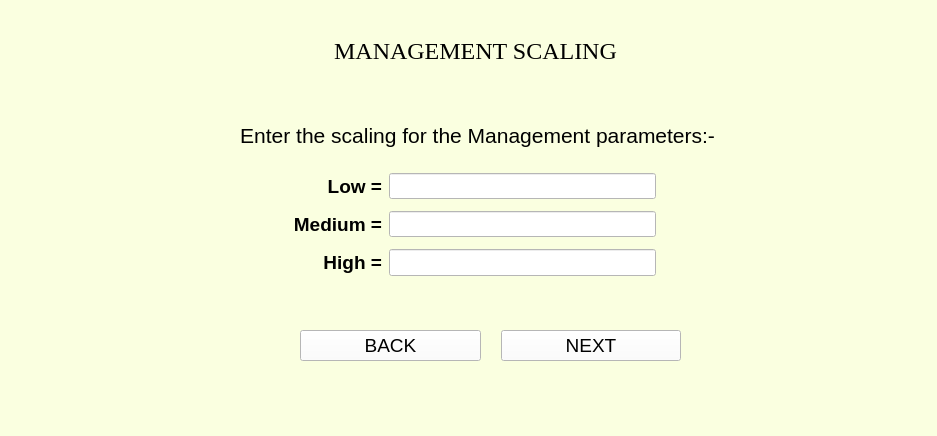
Qt form ui_files/management_scaling_screen.ui (Ris-code/institutional_benchmarking_model) before a commit.
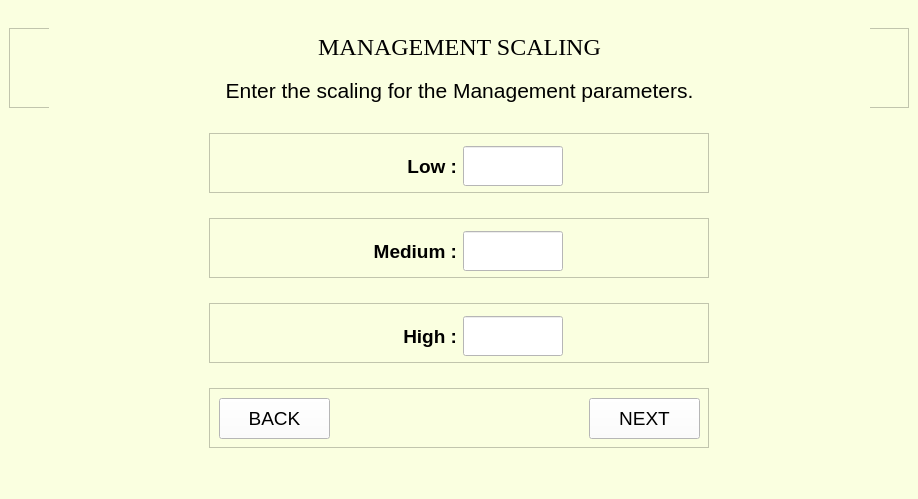
The same form after that commit.

What changed in the file:
```diff
--- a/ui_files/management_scaling_screen.ui
+++ b/ui_files/management_scaling_screen.ui
@@ -6,8 +6,8 @@
    <rect>
     <x>0</x>
     <y>0</y>
-    <width>937</width>
-    <height>436</height>
+    <width>914</width>
+    <height>499</height>
    </rect>
   </property>
   <property name="windowTitle">
@@ -17,14 +17,62 @@
    <string notr="true">background-color:rgb(250, 255, 224)</string>
   </property>
   <widget class="QWidget" name="centralwidget">
-   <widget class="QLabel" name="label_10">
+   <layout class="QVBoxLayout" name="verticalLayout">
+    <item alignment="Qt::AlignHCenter">
+     <widget class="QFrame" name="frame">
+      <property name="sizePolicy">
+       <sizepolicy hsizetype="Preferred" vsizetype="Preferred">
+        <horstretch>0</horstretch>
+        <verstretch>0</verstretch>
+       </sizepolicy>
+      </property>
+      <property name="minimumSize">
+       <size>
+        <width>900</width>
+        <height>80</height>
+       </size>
+      </property>
+      <property name="maximumSize">
+       <size>
+        <width>900</width>
+        <height>80</height>
+       </size>
+      </property>
+      <property name="frameShape">
+       <enum>QFrame::StyledPanel</enum>
+      </property>
+      <property name="frameShadow">
+       <enum>QFrame::Raised</enum>
+      </property>
+      <widget class="QWidget" name="layoutWidget">
     <property name="geometry">
      <rect>
-      <x>0</x>
-      <y>30</y>
-      <width>951</width>
-      <height>41</height>
-     </rect>
+         <x>40</x>
+         <y>0</y>
+         <width>821</width>
+         <height>81</height>
+        </rect>
+       </property>
+       <layout class="QGridLayout" name="gridLayout">
+        <item row="0" column="0">
+         <widget class="QLabel" name="heading">
+          <property name="sizePolicy">
+           <sizepolicy hsizetype="Preferred" vsizetype="Preferred">
+            <horstretch>0</horstretch>
+            <verstretch>0</verstretch>
+           </sizepolicy>
+          </property>
+          <property name="minimumSize">
+           <size>
+            <width>300</width>
+            <height>30</height>
+           </size>
+          </property>
+          <property name="maximumSize">
+           <size>
+            <width>16777215</width>
+            <height>16777215</height>
+           </size>
     </property>
     <property name="font">
      <font>
@@ -39,14 +87,26 @@
      <set>Qt::AlignCenter</set>
     </property>
    </widget>
-   <widget class="QLabel" name="label">
-    <property name="geometry">
-     <rect>
-      <x>0</x>
-      <y>110</y>
-      <width>961</width>
-      <height>51</height>
-     </rect>
+        </item>
+        <item row="1" column="0">
+         <widget class="QLabel" name="subHeading">
+          <property name="sizePolicy">
+           <sizepolicy hsizetype="Preferred" vsizetype="Preferred">
+            <horstretch>0</horstretch>
+            <verstretch>0</verstretch>
+           </sizepolicy>
+          </property>
+          <property name="minimumSize">
+           <size>
+            <width>500</width>
+            <height>30</height>
+           </size>
+          </property>
+          <property name="maximumSize">
+           <size>
+            <width>16777215</width>
+            <height>16777215</height>
+           </size>
     </property>
     <property name="font">
      <font>
@@ -58,53 +118,67 @@
      <enum>Qt::LeftToRight</enum>
     </property>
     <property name="text">
-     <string>Enter the scaling for the Management parameters:- </string>
+           <string>Enter the scaling for the Management parameters.</string>
     </property>
     <property name="alignment">
      <set>Qt::AlignCenter</set>
     </property>
    </widget>
-   <widget class="QWidget" name="">
+        </item>
+       </layout>
+      </widget>
+     </widget>
+    </item>
+    <item alignment="Qt::AlignHCenter">
+     <widget class="QFrame" name="frame_2">
+      <property name="minimumSize">
+       <size>
+        <width>500</width>
+        <height>60</height>
+       </size>
+      </property>
+      <property name="maximumSize">
+       <size>
+        <width>500</width>
+        <height>60</height>
+       </size>
+      </property>
+      <property name="frameShape">
+       <enum>QFrame::StyledPanel</enum>
+      </property>
+      <property name="frameShadow">
+       <enum>QFrame::Raised</enum>
+      </property>
+      <widget class="QWidget" name="layoutWidget">
     <property name="geometry">
      <rect>
-      <x>290</x>
-      <y>170</y>
-      <width>371</width>
-      <height>111</height>
-     </rect>
-    </property>
-    <property name="font">
-     <font>
-      <family>Arial</family>
-      <pointsize>14</pointsize>
-      <weight>50</weight>
-      <bold>false</bold>
-     </font>
-    </property>
-    <layout class="QFormLayout" name="formLayout">
-     <property name="labelAlignment">
-      <set>Qt::AlignRight|Qt::AlignTrailing|Qt::AlignVCenter</set>
-     </property>
-     <property name="horizontalSpacing">
-      <number>7</number>
-     </property>
-     <property name="verticalSpacing">
-      <number>12</number>
-     </property>
-     <property name="leftMargin">
-      <number>3</number>
-     </property>
-     <property name="topMargin">
-      <number>3</number>
-     </property>
-     <property name="rightMargin">
-      <number>5</number>
-     </property>
-     <property name="bottomMargin">
-      <number>5</number>
-     </property>
+         <x>122</x>
+         <y>12</y>
+         <width>232</width>
+         <height>42</height>
+        </rect>
+       </property>
+       <layout class="QGridLayout" name="gridLayout_2">
      <item row="0" column="0">
-      <widget class="QLabel" name="label_3">
+         <widget class="QLabel" name="labelLow">
+          <property name="sizePolicy">
+           <sizepolicy hsizetype="Preferred" vsizetype="Preferred">
+            <horstretch>0</horstretch>
+            <verstretch>0</verstretch>
+           </sizepolicy>
+          </property>
+          <property name="minimumSize">
+           <size>
+            <width>125</width>
+            <height>40</height>
+           </size>
+          </property>
+          <property name="maximumSize">
+           <size>
+            <width>16777215</width>
+            <height>16777215</height>
+           </size>
+          </property>
        <property name="font">
         <font>
          <family>Arial</family>
@@ -114,15 +188,36 @@
         </font>
        </property>
        <property name="text">
-        <string>Low =</string>
+           <string>Low :</string>
        </property>
        <property name="alignment">
         <set>Qt::AlignRight|Qt::AlignTrailing|Qt::AlignVCenter</set>
        </property>
+          <property name="wordWrap">
+           <bool>false</bool>
+          </property>
       </widget>
      </item>
      <item row="0" column="1">
       <widget class="QLineEdit" name="managementLow">
+          <property name="sizePolicy">
+           <sizepolicy hsizetype="Preferred" vsizetype="Preferred">
+            <horstretch>0</horstretch>
+            <verstretch>0</verstretch>
+           </sizepolicy>
+          </property>
+          <property name="minimumSize">
+           <size>
+            <width>100</width>
+            <height>40</height>
+           </size>
+          </property>
+          <property name="maximumSize">
+           <size>
+            <width>100</width>
+            <height>40</height>
+           </size>
+          </property>
        <property name="font">
         <font>
          <family>Arial</family>
@@ -136,8 +231,66 @@
        </property>
       </widget>
      </item>
-     <item row="1" column="0">
-      <widget class="QLabel" name="label_2">
+       </layout>
+      </widget>
+     </widget>
+    </item>
+    <item alignment="Qt::AlignHCenter">
+     <widget class="QFrame" name="frame_3">
+      <property name="sizePolicy">
+       <sizepolicy hsizetype="Preferred" vsizetype="Preferred">
+        <horstretch>0</horstretch>
+        <verstretch>0</verstretch>
+       </sizepolicy>
+      </property>
+      <property name="minimumSize">
+       <size>
+        <width>500</width>
+        <height>60</height>
+       </size>
+      </property>
+      <property name="maximumSize">
+       <size>
+        <width>500</width>
+        <height>60</height>
+       </size>
+      </property>
+      <property name="frameShape">
+       <enum>QFrame::StyledPanel</enum>
+      </property>
+      <property name="frameShadow">
+       <enum>QFrame::Raised</enum>
+      </property>
+      <widget class="QWidget" name="layoutWidget">
+       <property name="geometry">
+        <rect>
+         <x>122</x>
+         <y>12</y>
+         <width>232</width>
+         <height>42</height>
+        </rect>
+       </property>
+       <layout class="QGridLayout" name="gridLayout_3">
+        <item row="0" column="0">
+         <widget class="QLabel" name="labelMedium">
+          <property name="sizePolicy">
+           <sizepolicy hsizetype="Preferred" vsizetype="Preferred">
+            <horstretch>0</horstretch>
+            <verstretch>0</verstretch>
+           </sizepolicy>
+          </property>
+          <property name="minimumSize">
+           <size>
+            <width>125</width>
+            <height>40</height>
+           </size>
+          </property>
+          <property name="maximumSize">
+           <size>
+            <width>16777215</width>
+            <height>16777215</height>
+           </size>
+          </property>
        <property name="font">
         <font>
          <family>Arial</family>
@@ -147,15 +300,36 @@
         </font>
        </property>
        <property name="text">
-        <string>Medium =</string>
+           <string>Medium :</string>
        </property>
        <property name="alignment">
         <set>Qt::AlignRight|Qt::AlignTrailing|Qt::AlignVCenter</set>
        </property>
-      </widget>
-     </item>
-     <item row="1" column="1">
+          <property name="wordWrap">
+           <bool>false</bool>
+          </property>
+         </widget>
+        </item>
+        <item row="0" column="1">
       <widget class="QLineEdit" name="managementMedium">
+          <property name="sizePolicy">
+           <sizepolicy hsizetype="Preferred" vsizetype="Preferred">
+            <horstretch>0</horstretch>
+            <verstretch>0</verstretch>
+           </sizepolicy>
+          </property>
+          <property name="minimumSize">
+           <size>
+            <width>100</width>
+            <height>40</height>
+           </size>
+          </property>
+          <property name="maximumSize">
+           <size>
+            <width>100</width>
+            <height>40</height>
+           </size>
+          </property>
        <property name="font">
         <font>
          <family>Arial</family>
@@ -169,8 +343,66 @@
        </property>
       </widget>
      </item>
-     <item row="2" column="0">
-      <widget class="QLabel" name="label_4">
+       </layout>
+      </widget>
+     </widget>
+    </item>
+    <item alignment="Qt::AlignHCenter">
+     <widget class="QFrame" name="frame_4">
+      <property name="sizePolicy">
+       <sizepolicy hsizetype="Preferred" vsizetype="Preferred">
+        <horstretch>0</horstretch>
+        <verstretch>0</verstretch>
+       </sizepolicy>
+      </property>
+      <property name="minimumSize">
+       <size>
+        <width>500</width>
+        <height>60</height>
+       </size>
+      </property>
+      <property name="maximumSize">
+       <size>
+        <width>500</width>
+        <height>60</height>
+       </size>
+      </property>
+      <property name="frameShape">
+       <enum>QFrame::StyledPanel</enum>
+      </property>
+      <property name="frameShadow">
+       <enum>QFrame::Raised</enum>
+      </property>
+      <widget class="QWidget" name="layoutWidget">
+       <property name="geometry">
+        <rect>
+         <x>122</x>
+         <y>12</y>
+         <width>232</width>
+         <height>42</height>
+        </rect>
+       </property>
+       <layout class="QGridLayout" name="gridLayout_4">
+        <item row="0" column="0">
+         <widget class="QLabel" name="labelHigh">
+          <property name="sizePolicy">
+           <sizepolicy hsizetype="Preferred" vsizetype="Preferred">
+            <horstretch>0</horstretch>
+            <verstretch>0</verstretch>
+           </sizepolicy>
+          </property>
+          <property name="minimumSize">
+           <size>
+            <width>125</width>
+            <height>40</height>
+           </size>
+          </property>
+          <property name="maximumSize">
+           <size>
+            <width>16777215</width>
+            <height>16777215</height>
+           </size>
+          </property>
        <property name="font">
         <font>
          <family>Arial</family>
@@ -180,15 +412,36 @@
         </font>
        </property>
        <property name="text">
-        <string>High =</string>
+           <string>High :</string>
        </property>
        <property name="alignment">
         <set>Qt::AlignRight|Qt::AlignTrailing|Qt::AlignVCenter</set>
        </property>
-      </widget>
-     </item>
-     <item row="2" column="1">
+          <property name="wordWrap">
+           <bool>false</bool>
+          </property>
+         </widget>
+        </item>
+        <item row="0" column="1">
       <widget class="QLineEdit" name="managementHigh">
+          <property name="sizePolicy">
+           <sizepolicy hsizetype="Preferred" vsizetype="Preferred">
+            <horstretch>0</horstretch>
+            <verstretch>0</verstretch>
+           </sizepolicy>
+          </property>
+          <property name="minimumSize">
+           <size>
+            <width>100</width>
+            <height>40</height>
+           </size>
+          </property>
+          <property name="maximumSize">
+           <size>
+            <width>100</width>
+            <height>40</height>
+           </size>
+          </property>
        <property name="font">
         <font>
          <family>Arial</family>
@@ -204,27 +457,49 @@
      </item>
     </layout>
    </widget>
-   <widget class="QWidget" name="">
-    <property name="geometry">
-     <rect>
-      <x>300</x>
-      <y>310</y>
-      <width>381</width>
-      <height>71</height>
-     </rect>
-    </property>
-    <property name="font">
-     <font>
-      <family>Arial</family>
-      <pointsize>14</pointsize>
-     </font>
-    </property>
-    <layout class="QGridLayout" name="gridLayout">
-     <property name="horizontalSpacing">
-      <number>20</number>
-     </property>
-     <item row="0" column="0">
+     </widget>
+    </item>
+    <item alignment="Qt::AlignHCenter">
+     <widget class="QFrame" name="frame_5">
+      <property name="sizePolicy">
+       <sizepolicy hsizetype="Preferred" vsizetype="Preferred">
+        <horstretch>0</horstretch>
+        <verstretch>0</verstretch>
+       </sizepolicy>
+      </property>
+      <property name="minimumSize">
+       <size>
+        <width>500</width>
+        <height>60</height>
+       </size>
+      </property>
+      <property name="maximumSize">
+       <size>
+        <width>500</width>
+        <height>60</height>
+       </size>
+      </property>
+      <property name="frameShape">
+       <enum>QFrame::StyledPanel</enum>
+      </property>
+      <property name="frameShadow">
+       <enum>QFrame::Raised</enum>
+      </property>
       <widget class="QPushButton" name="backButton">
+       <property name="geometry">
+        <rect>
+         <x>10</x>
+         <y>10</y>
+         <width>111</width>
+         <height>41</height>
+        </rect>
+       </property>
+       <property name="sizePolicy">
+        <sizepolicy hsizetype="Expanding" vsizetype="Expanding">
+         <horstretch>0</horstretch>
+         <verstretch>0</verstretch>
+        </sizepolicy>
+       </property>
        <property name="font">
         <font>
          <family>Arial</family>
@@ -238,9 +513,21 @@
         <string>BACK</string>
        </property>
       </widget>
-     </item>
-     <item row="0" column="1">
       <widget class="QPushButton" name="nextButton">
+       <property name="geometry">
+        <rect>
+         <x>380</x>
+         <y>10</y>
+         <width>111</width>
+         <height>41</height>
+        </rect>
+       </property>
+       <property name="sizePolicy">
+        <sizepolicy hsizetype="Expanding" vsizetype="Expanding">
+         <horstretch>0</horstretch>
+         <verstretch>0</verstretch>
+        </sizepolicy>
+       </property>
        <property name="font">
         <font>
          <family>Arial</family>
@@ -254,9 +541,9 @@
         <string>NEXT</string>
        </property>
       </widget>
-     </item>
-    </layout>
-   </widget>
+     </widget>
+    </item>
+   </layout>
   </widget>
   <widget class="QMenuBar" name="menubar">
    <property name="geometry">
```
Left out of the diff: 4 changed lines with no effect on the pictures. Lines whose indentation alone changed are shown as unchanged.
